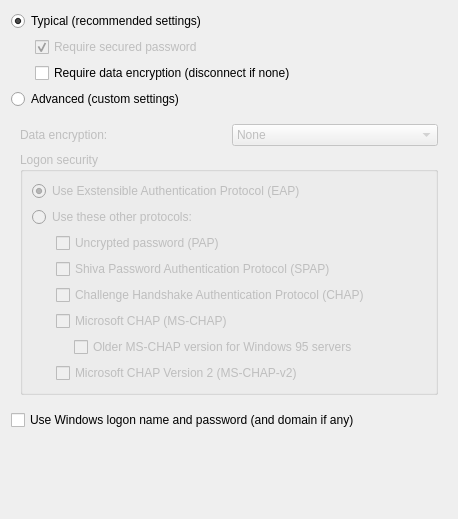
august-alt/policy-preferences-editor-prototype, file src/apps/mvvm-folders/network_options/vpnsecuritywidget.ui: the form before one commit.
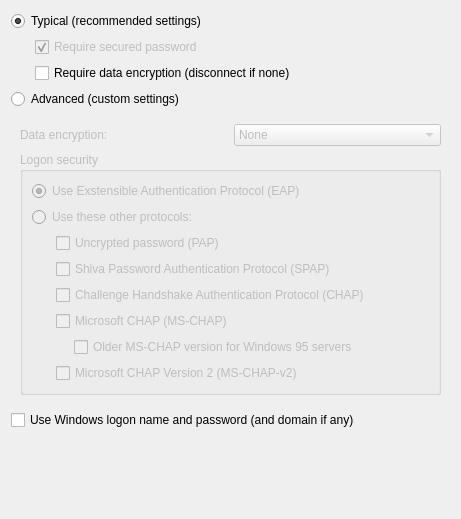
The form after the commit.

The edit to the form file:
```diff
--- a/src/apps/mvvm-folders/network_options/vpnsecuritywidget.ui
+++ b/src/apps/mvvm-folders/network_options/vpnsecuritywidget.ui
@@ -6,7 +6,7 @@
    <rect>
     <x>0</x>
     <y>0</y>
-    <width>458</width>
+    <width>461</width>
     <height>519</height>
    </rect>
   </property>
```
Left out of the diff: 6 changed lines with no effect on the pictures.
